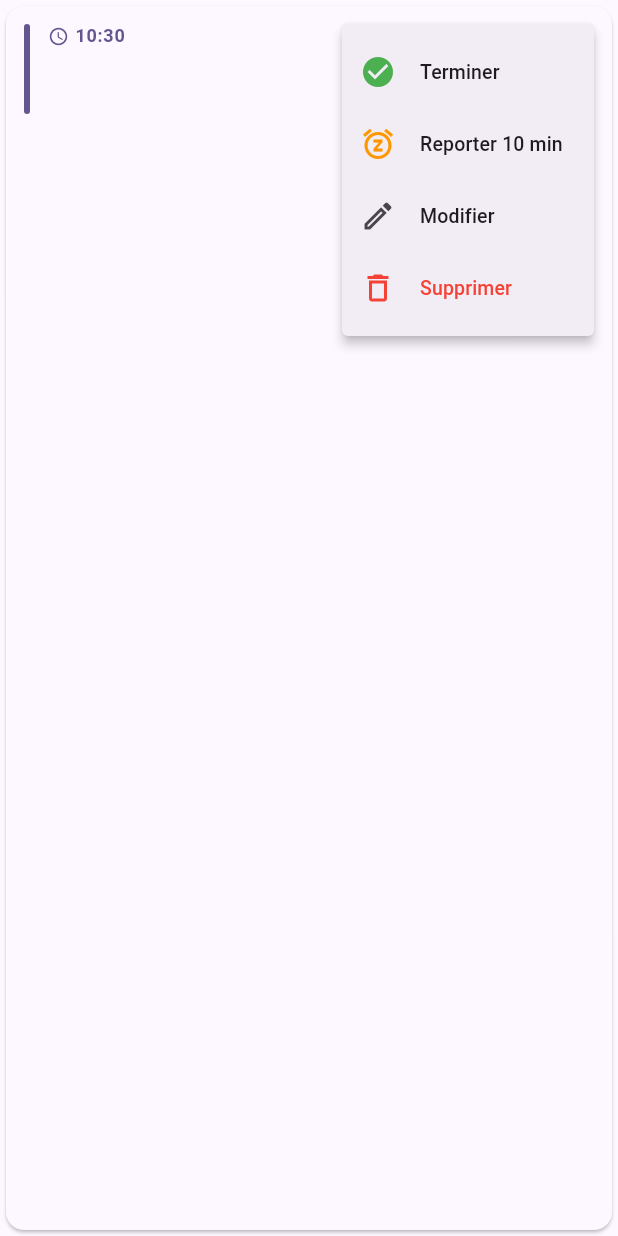
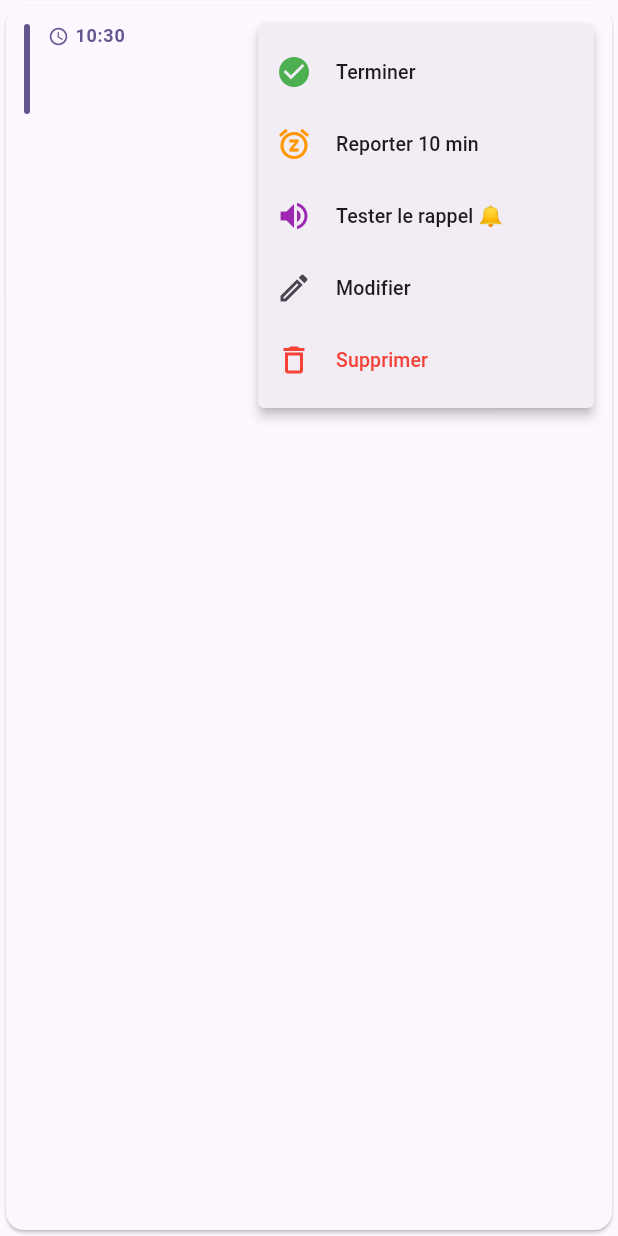
Before and after one commit to stephdeve/planning_assistant, a Flutter app: the TaskCard widget shown alone on an empty page, opened directly with empty values, after a tap on the "more vert" icon, on a phone screen of 412 x 824 dp. Run offline on Flutter 3.47's test engine with Material 3 defaults, Android fonts, the phone set to English and light mode, and no system bars; our stand-ins replace audioplayers, dio, flutter_dotenv, flutter_local_notifications, flutter_riverpod, flutter_tts and 4 more; missing offline and left inert: workmanager; accounts and stored records are empty; network calls fail; statements that could not run were skipped.

Commit message:
bug de speech

```diff
--- a/lib/presentation/pages/ai_chat_page.dart
+++ b/lib/presentation/pages/ai_chat_page.dart
@@ -423,8 +423,10 @@ class _InputBar extends StatelessWidget {
                 contentPadding:
                     EdgeInsets.symmetric(horizontal: 16, vertical: 8),
               ),
-              maxLines: null,
+              maxLines: 4,
+              minLines: 1,
               textCapitalization: TextCapitalization.sentences,
+              textInputAction: TextInputAction.send,
               onSubmitted: (_) => onSend(),
             ),
           ),
--- a/lib/presentation/pages/home_page.dart
+++ b/lib/presentation/pages/home_page.dart
@@ -198,6 +198,9 @@ class _DashboardTab extends ConsumerWidget {
                       onSnooze: () => ref
                           .read(taskViewModelProvider.notifier)
                           .snoozeTask(task.id!),
+                      onTestReminder: () => ref
+                          .read(taskViewModelProvider.notifier)
+                          .triggerReminder(task),
                       onEdit: () => Navigator.push(
                         context,
                         MaterialPageRoute(
--- a/lib/presentation/pages/tasks_list_page.dart
+++ b/lib/presentation/pages/tasks_list_page.dart
@@ -72,6 +72,9 @@ class _TasksListPageState extends ConsumerState<TasksListPage> {
                     onSnooze: () => ref
                         .read(taskViewModelProvider.notifier)
                         .snoozeTask(task.id!),
+                    onTestReminder: () => ref
+                        .read(taskViewModelProvider.notifier)
+                        .triggerReminder(task),
                     onEdit: () => Navigator.push(
                       context,
                       MaterialPageRoute(
--- a/lib/presentation/widgets/task_card.dart
+++ b/lib/presentation/widgets/task_card.dart
@@ -16,6 +16,7 @@ class TaskCard extends StatelessWidget {
   final VoidCallback? onSnooze;
   final VoidCallback? onEdit;
   final VoidCallback? onDelete;
+  final VoidCallback? onTestReminder;
   final bool showDate;
 
   const TaskCard({
@@ -25,6 +26,7 @@ class TaskCard extends StatelessWidget {
     this.onSnooze,
     this.onEdit,
     this.onDelete,
+    this.onTestReminder,
     this.showDate = false,
   });
 
@@ -173,6 +175,7 @@ class TaskCard extends StatelessWidget {
                   if (value == 'delete') onDelete?.call();
                   if (value == 'complete') onComplete?.call();
                   if (value == 'snooze') onSnooze?.call();
+                  if (value == 'test_reminder') onTestReminder?.call();
                 },
                 itemBuilder: (_) => [
                   if (!task.isCompleted) ...[
@@ -189,6 +192,14 @@ class TaskCard extends StatelessWidget {
                       child: ListTile(
                         leading: Icon(Icons.snooze, color: Colors.orange),
                         title: Text('Reporter 10 min'),
+                        dense: true,
+                      ),
+                    ),
+                    const PopupMenuItem(
+                      value: 'test_reminder',
+                      child: ListTile(
+                        leading: Icon(Icons.volume_up, color: Colors.purple),
+                        title: Text('Tester le rappel 🔔'),
                         dense: true,
                       ),
                     ),
```
Also changed, not shown: lib/services/ai_service.dart (+9 -1 lines), 1 other file.
